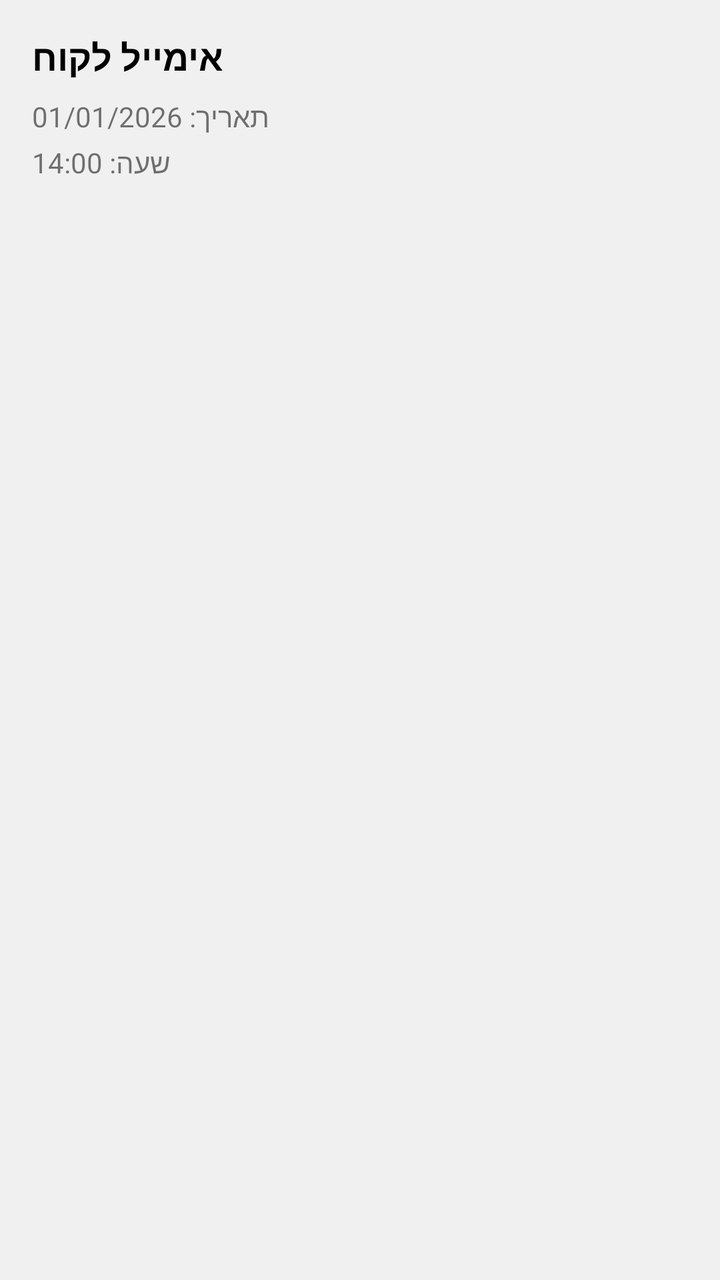
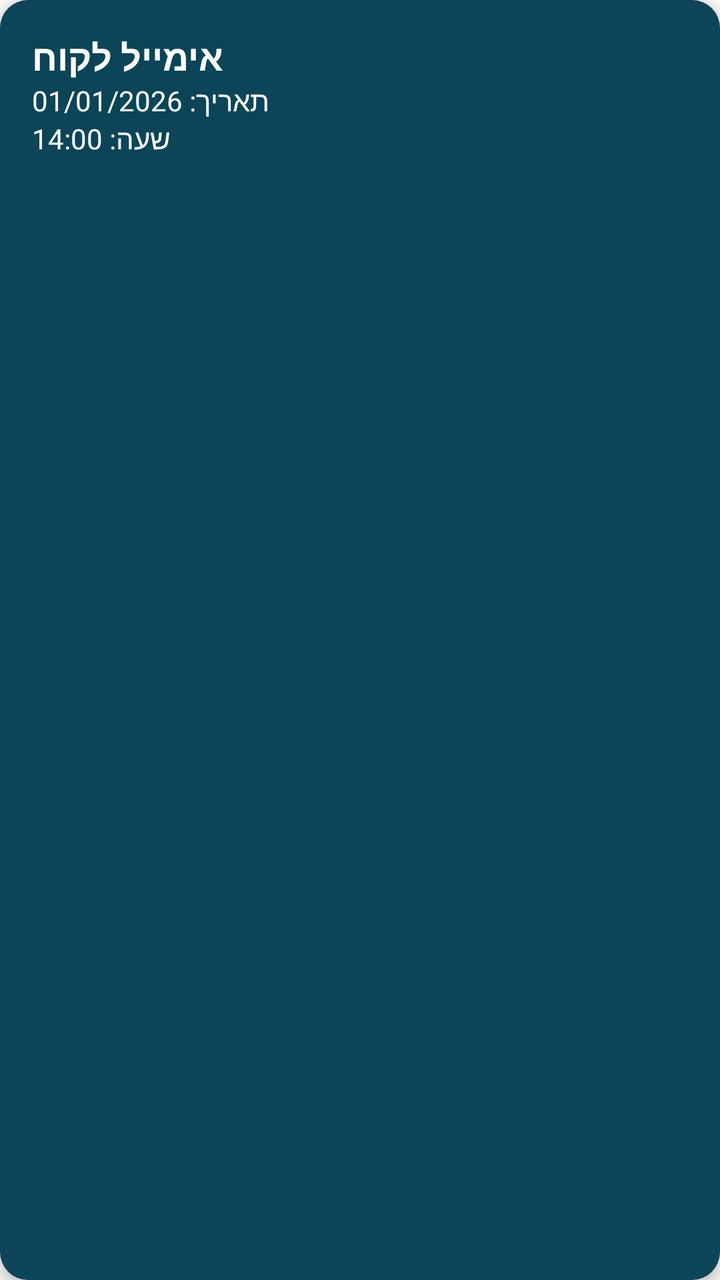

An Android layout rendered at two revisions. The XML below is the earlier revision; the diff shows what the commit changed to produce the second picture.
<!-- AndroidManifest.xml: application theme Theme.NoamNakavFinal -->
<!-- res/layout/row_meeting.xml -->
<?xml version="1.0" encoding="utf-8"?>
<LinearLayout xmlns:android="http://schemas.android.com/apk/res/android"
    android:layout_width="match_parent"
    android:layout_height="wrap_content"
    android:orientation="vertical"
    android:padding="16dp"
    android:layout_margin="8dp"
    android:background="#F0F0F0"
    android:elevation="4dp">

    <TextView
        android:id="@+id/tvMeetingEmail"
        android:layout_width="wrap_content"
        android:layout_height="wrap_content"
        android:text="אימייל לקוח"
        android:textSize="18sp"
        android:textStyle="bold"
        android:textColor="#000000"/>

    <TextView
        android:id="@+id/tvMeetingDate"
        android:layout_width="wrap_content"
        android:layout_height="wrap_content"
        android:text="תאריך: 01/01/2026"
        android:layout_marginTop="8dp"/>

    <TextView
        android:id="@+id/tvMeetingTime"
        android:layout_width="wrap_content"
        android:layout_height="wrap_content"
        android:text="שעה: 14:00"
        android:layout_marginTop="4dp"/>
</LinearLayout>
<!-- resources referenced by this layout -->
<resources>
  <style name="Theme.NoamNakavFinal" parent="Base.Theme.NoamNakavFinal" />
  <style name="Base.Theme.NoamNakavFinal" parent="Theme.AppCompat.DayNight.NoActionBar">
          
          
      </style>
</resources>

<!-- the commit's change to res/layout/row_meeting.xml (unified diff, before → after) -->
@@ -5,7 +5,7 @@
     android:orientation="vertical"
     android:padding="16dp"
     android:layout_margin="8dp"
-    android:background="#F0F0F0"
+    android:background="@drawable/btn_primary"
     android:elevation="4dp">
 
     <TextView
@@ -15,13 +15,14 @@
         android:text="אימייל לקוח"
         android:textSize="18sp"
         android:textStyle="bold"
-        android:textColor="#000000"/>
+        android:textColor="@color/white"/>
 
     <TextView
         android:id="@+id/tvMeetingDate"
         android:layout_width="wrap_content"
         android:layout_height="wrap_content"
         android:text="תאריך: 01/01/2026"
+        android:textColor="@color/white"/>
         android:layout_marginTop="8dp"/>
 
     <TextView
@@ -29,5 +30,6 @@
         android:layout_width="wrap_content"
         android:layout_height="wrap_content"
         android:text="שעה: 14:00"
+        android:textColor="@color/white"/>
         android:layout_marginTop="4dp"/>
 </LinearLayout>
<!-- resource entries referenced after the edit -->
@@ -1,5 +1,17 @@
 <!-- resources referenced by this layout -->
 <resources>
+  <color name="white">#FFFFFFFF</color>
+  <!-- drawable btn_primary (drawable) -->
+  <?xml version="1.0" encoding="utf-8"?>
+  <shape xmlns:android="http://schemas.android.com/apk/res/android">
+      <solid android:color="#0C4557"/>
+      <corners android:radius="14dp"/>
+      <padding
+          android:left="20dp"
+          android:top="12dp"
+          android:right="20dp"
+          android:bottom="12dp"/>
+  </shape>
   <style name="Theme.NoamNakavFinal" parent="Base.Theme.NoamNakavFinal" />
   <style name="Base.Theme.NoamNakavFinal" parent="Theme.AppCompat.DayNight.NoActionBar">
           
